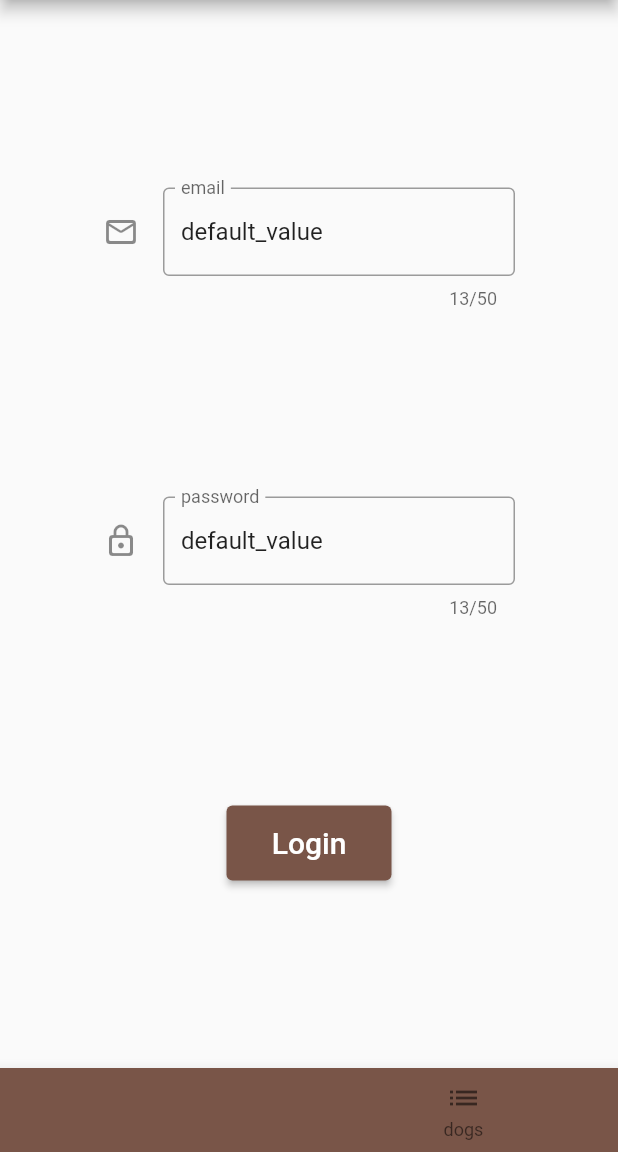
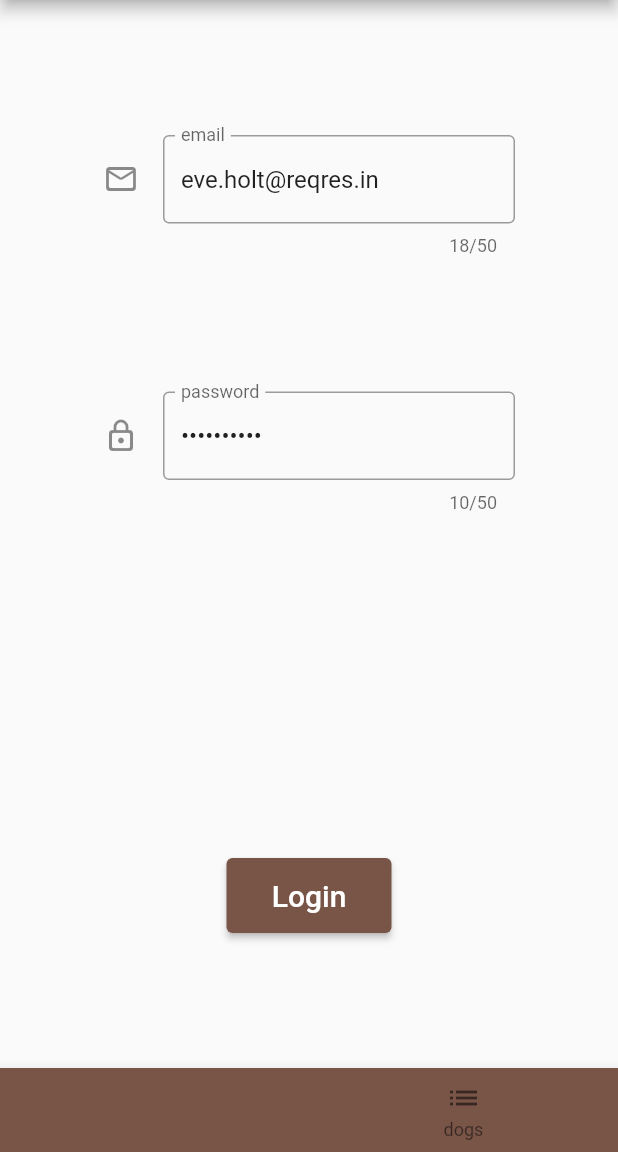
Before and after one commit to VictorGsell/doggies_app, a Flutter app: the screen it shows after launch, on a phone screen of 412 x 824 dp, the part 84-1236 px from its top. Run offline on Flutter 3.47's test engine with Material 2 defaults, Android fonts, the phone set to English and light mode, and no system bars; our stand-ins replace dio, retrofit; generated files the repository leaves out were written again.

Commit message:
Modified LoginTab to use the LoginBloc
Type: feat

Description: Made changes to LoginTab to enable it to listen to login events
and update its UI accordingly.

```diff
--- a/lib/pages/login_tab.dart
+++ b/lib/pages/login_tab.dart
@@ -1,3 +1,5 @@
+import 'package:doggies_app/BLoC/bloc_provider.dart';
+import 'package:doggies_app/BLoC/login_bloc.dart';
 import 'package:flutter/material.dart';
 
 class LoginTab extends StatefulWidget {
@@ -11,9 +13,55 @@ class LoginTab extends StatefulWidget {
 
 class _LoginTabState extends State<LoginTab> {
   final TextEditingController _emailController = TextEditingController()
-    ..text = "default_value";
+    ..text = "eve.holt@reqres.in";
   final TextEditingController _pswController = TextEditingController()
-    ..text = "default_value";
+    ..text = "cityslicka";
+  bool _showLoader = false;
+  bool _isDisabled = false;
+
+  @override
+  void initState() {
+    BlocProvider.of<LoginBloc>(context).loginStream.listen(onSuccessLogin, onError: onErrorLogin);
+    super.initState();
+  }
+
+  @override
+  void dispose() {
+    BlocProvider.of<LoginBloc>(context).dispose();
+    super.dispose();
+  }
+
+  void onSuccessLogin(String token) {
+    setState(() {
+      _showLoader = false;
+      _isDisabled = false;
+    });
+    ScaffoldMessenger.of(context).showSnackBar(SnackBar(
+      content: Text("Login successful ! token : $token"),
+      backgroundColor: Colors.green,
+    ));
+  }
+
+  void onErrorLogin(_) {
+    setState(() {
+      _showLoader = false;
+      _isDisabled = false;
+    });
+    ScaffoldMessenger.of(context).showSnackBar(SnackBar(
+      content: Text("An error occurred, login failed!"),
+      backgroundColor: Colors.red,
+    ));
+  }
+
+  void onLoginButtonPressed() {
+    BlocProvider.of<LoginBloc>(context).doLogin(
+        email: _emailController.value.text,
+        password: _pswController.value.text);
+    setState(() {
+      _showLoader = true;
+      _isDisabled = true;
+    });
+  }
 
   @override
   Widget build(BuildContext context) {
@@ -31,7 +79,8 @@ class _LoginTabState extends State<LoginTab> {
                 controller: _emailController,
                 decoration: InputDecoration(
                     border: OutlineInputBorder(),
-                    icon: Icon(Icons.mail_outline_rounded), labelText: "email"),
+                    icon: Icon(Icons.mail_outline_rounded),
+                    labelText: "email"),
               )),
         ),
         Center(
@@ -41,6 +90,7 @@ class _LoginTabState extends State<LoginTab> {
                 maxLines: 1,
                 maxLength: 50,
                 readOnly: true,
+                obscureText: true,
                 controller: _pswController,
                 decoration: InputDecoration(
                   border: OutlineInputBorder(),
@@ -50,12 +100,25 @@ class _LoginTabState extends State<LoginTab> {
               )),
         ),
         Center(
+          child: SizedBox(
+            width: 50,
+            height: 50,
+            child: _showLoader
+                ? CircularProgressIndicator()
+                : SizedBox(width: 0, height: 0),
+          ),
+        ),
+        Center(
             child: SizedBox(
-              child: ElevatedButton(onPressed: () {}, child: Text("Login", style: TextStyle(fontSize: 20),)),
-              width: 110,
-              height: 50,
-            )
-        )
+          child: ElevatedButton(
+              onPressed: _isDisabled ? null : onLoginButtonPressed,
+              child: Text(
+                "Login",
+                style: TextStyle(fontSize: 20),
+              )),
+          width: 110,
+          height: 50,
+        ))
       ],
     );
   }
```
